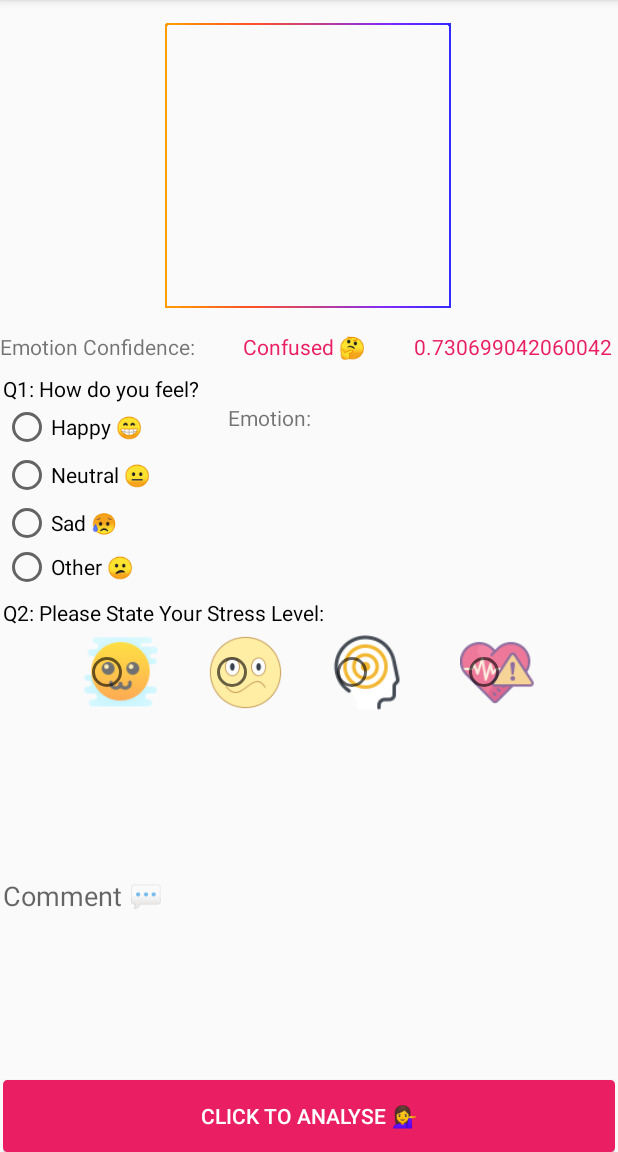
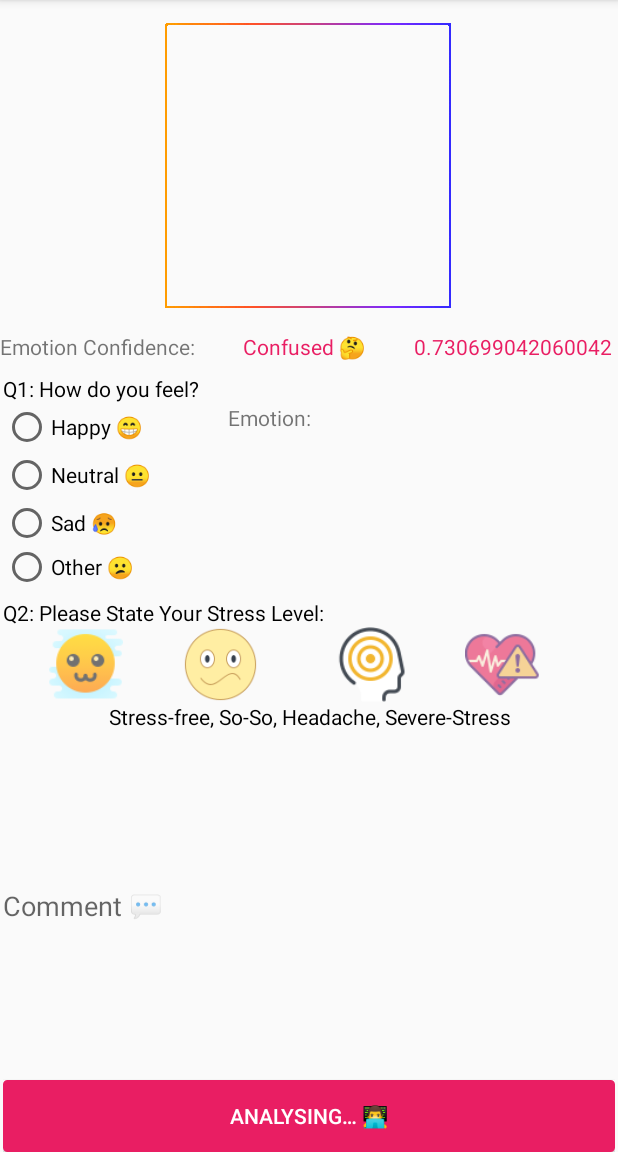
Before and after one commit to ctkqiang/Facial-Expression-MLkit-Firebase-datacollection, an Android app: the MainActivity screen opened directly, with no data from a screen before it, after a tap on "CLICK TO ANALYSE 💁‍♀", on a phone screen of 412 x 824 dp, the part 84-1236 px from its top. Run offline under Robolectric (Android 15) with nearby library versions, the phone set to English and light mode, and no system bars; our stand-ins replace Firebase (no records; nobody signed in at launch, a user with empty details on screens opened directly); libraries missing offline, so code that uses them is left out: cn.pedant, com.wonderkiln.camerakit, dmax.dialog; plain views replace CameraView; Roboto replaces fonts that are not available here; 9 statements that could not run were skipped.

Commit message:
<Camera Switch>back and front methods implemented; <UI> updated {Ripple, Freeze}; <Analyse Button> added; <AI>added;

```diff
--- a/app/src/main/AndroidManifest.xml
+++ b/app/src/main/AndroidManifest.xml
@@ -6,8 +6,10 @@
 
     <uses-permission android:name="android.permission.INTERNET" />
     <uses-permission android:name="android.permission.CAMERA" />
+
     <uses-feature android:name="android.hardware.camera" />
     <uses-feature android:name="android.hardware.camera.autofocus" />
+
     <uses-permission android:name="android.permission.WRITE_EXTERNAL_STORAGE" />
 
     <application
@@ -18,6 +20,7 @@
         android:supportsRtl="true"
         android:theme="@style/AppTheme"
         tools:ignore="AllowBackup,GoogleAppIndexingWarning">
+        <activity android:name=".pereference"></activity>
         <activity
             android:name=".Register"
             android:theme="@style/AppTheme_Fullscreen" />
@@ -30,11 +33,14 @@
             android:theme="@style/AppTheme_Fullscreen">
             <intent-filter>
                 <action android:name="android.intent.action.MAIN" />
+
                 <category android:name="android.intent.category.LAUNCHER" />
             </intent-filter>
         </activity>
+
         <meta-data
             android:name="preloaded_fonts"
             android:resource="@array/preloaded_fonts" />
     </application>
+
 </manifest>
--- a/app/src/main/java/com/johnmelodyme/facialexpressionml/MainActivity.java
+++ b/app/src/main/java/com/johnmelodyme/facialexpressionml/MainActivity.java
@@ -4,7 +4,6 @@ package com.johnmelodyme.facialexpressionml;
  *  encourage me and say that I can ,
  *  SO I do So.
  */
-
 import android.annotation.SuppressLint;
 import android.content.Intent;
 import android.graphics.Bitmap;
@@ -60,7 +59,7 @@ public class MainActivity extends AppCompatActivity {
     private RadioButton OK, SOSO, Pre_Severe, Severe, RADhappy, RADsad, RADneutral, RADother;
     private RadioGroup RG_Emotion;
     private Button Analyse;
-    TextView Emotion_result, ACCURACY, E_MOTION;
+    TextView Emotion_result, ACCURACY, E_MOTION, EMOJI;
     private EditText COMMENT;
     Thread thread;
 
@@ -86,6 +85,7 @@ public class MainActivity extends AppCompatActivity {
         Severe = findViewById(R.id.severe);
         Analyse = findViewById(R.id.analyse);
         E_MOTION = findViewById(R.id.e_motion);
+        EMOJI = findViewById(R.id.emoji);
 
         thread = new Thread() {
             @Override
@@ -170,38 +170,61 @@ public class MainActivity extends AppCompatActivity {
             @SuppressLint("SetTextI18n")
             @Override
             public void onClick(View v) {
+                String DONE, load;
+                DONE = v.getResources().getString(R.string.analyse_after_done);
+                load = v.getResources().getString(R.string.analyse_after);
+                CAMERA_VIEW.start();
+                CAMERA_VIEW.captureImage();
+                GRAPHIC_OVERLAY.clear();
+                Analyse.setText(load);
                 if (OK.isChecked()|| RADhappy.isChecked()){
                     E_MOTION.setText("Happy, Stress-Level: 0%");
+                    Analyse.setText(DONE);
                 } else if (SOSO.isChecked() || RADhappy.isChecked()){
                     E_MOTION.setText("Happy, Stress-Level: 25%");
+                    Analyse.setText(DONE);
                 } else if (Pre_Severe.isChecked() || RADhappy.isChecked()){
                     E_MOTION.setText("Happy, Stress-Level: 50%");
+                    Analyse.setText(DONE);
                 } else if (Severe.isChecked() || RADhappy.isChecked()){
                     E_MOTION.setText("Happy, Stress-Level: 100%");
+                    Analyse.setText(DONE);
                 } else if (OK.isChecked() || RADsad.isChecked()){
                     E_MOTION.setText("Sad, Stress-Level: 0%");
+                    Analyse.setText(DONE);
                 } else if (SOSO.isChecked() || RADsad.isChecked()){
                     E_MOTION.setText("Sad, Stress-Level: 25%");
+                    Analyse.setText(DONE);
                 } else if (Pre_Severe.isChecked() || RADsad.isChecked()){
                     E_MOTION.setText("Sad, Stress-Level: 50%");
+                    Analyse.setText(DONE);
                 } else if (Severe.isChecked() || RADsad.isChecked()){
                     E_MOTION.setText("Sad, Stress-Level: 100%");
+                    Analyse.setText(DONE);
                 } else if (OK.isChecked() || RADneutral.isChecked()){
                     E_MOTION.setText("Neutral, Stress-Level: 0%");
+                    Analyse.setText(DONE);
                 } else if (SOSO.isChecked() || RADneutral.isChecked()){
                     E_MOTION.setText("Neutral, Stress-Level: 25%");
+                    Analyse.setText(DONE);
                 } else if (Pre_Severe.isChecked() || RADneutral.isChecked()){
                     E_MOTION.setText("Neutral, Stress-Level: 50%");
+                    Analyse.setText(DONE);
                 } else if (Severe.isChecked() || RADneutral.isChecked()){
                     E_MOTION.setText("Neutral, Stress-Level: 100%");
+                    Analyse.setText(DONE);
                 } else if (OK.isChecked() || RADother.isChecked()){
                     E_MOTION.setText("Other, Stress-Level: 0%");
+                    Analyse.setText(DONE);
                 } else if (SOSO.isChecked() || RADother.isChecked()){
                     E_MOTION.setText("Other, Stress-Level: 25%");
+                    Analyse.setText(DONE);
                 } else if (Pre_Severe.isChecked() || RADother.isChecked()){
                     E_MOTION.setText("Other, Stress-Level: 50%");
+                    Analyse.setText(DONE);
                 } else if (Severe.isChecked() || RADother.isChecked()){
                     E_MOTION.setText("Other, Stress-Level: 100%");
+                    Analyse.setText(DONE);
                 } else {
                     Log.w(TAG, "FE" + " classification null");
                 }
--- a/app/src/main/res/layout/activity_main.xml
+++ b/app/src/main/res/layout/activity_main.xml
@@ -157,57 +157,64 @@
             app:layout_constraintStart_toStartOf="parent"
             app:layout_constraintTop_toBottomOf="@+id/RADIO_GROUP_EMOTION" />
 
+        <RadioGroup
+            android:id="@+id/buttonEMO"
+            android:layout_width="match_parent"
+            android:layout_height="wrap_content"
+            android:orientation="horizontal"
+            app:layout_constraintEnd_toEndOf="parent"
+            app:layout_constraintStart_toStartOf="parent"
+            app:layout_constraintTop_toBottomOf="@+id/StressLevel">
+
+            <RadioButton
+                android:id="@+id/ok"
+                android:layout_width="50dp"
+                android:layout_height="50dp"
+                android:layout_marginStart="30dp"
+                android:background="@mipmap/ok"
+                android:button="@android:color/transparent"
+                app:layout_constraintEnd_toStartOf="@+id/soso"
+                app:layout_constraintStart_toStartOf="parent"
+                tools:layout_editor_absoluteY="181dp" />
+
             <RadioButton
                 android:id="@+id/soso"
                 android:layout_width="50dp"
                 android:layout_height="50dp"
-            android:layout_marginTop="5dp"
+                android:layout_marginStart="40dp"
                 android:background="@mipmap/soso"
+                android:button="@android:color/transparent"
                 app:layout_constraintEnd_toStartOf="@+id/presevere"
                 app:layout_constraintStart_toEndOf="@+id/ok"
-            app:layout_constraintTop_toBottomOf="@+id/StressLevel" />
+                tools:layout_editor_absoluteY="181dp" />
+
+            <RadioButton
+                android:id="@+id/presevere"
+                android:layout_width="50dp"
+                android:layout_height="50dp"
+                android:layout_marginStart="50dp"
+                android:background="@mipmap/presevere"
+                android:button="@android:color/transparent"
+                app:layout_constraintEnd_toStartOf="@+id/severe"
+                app:layout_constraintStart_toEndOf="@+id/soso"
+                tools:layout_editor_absoluteY="181dp" />
 
             <RadioButton
                 android:id="@+id/severe"
                 android:layout_width="50dp"
                 android:layout_height="50dp"
                 android:layout_marginStart="38dp"
-            android:layout_marginTop="5dp"
-            android:layout_marginEnd="56dp"
                 android:background="@mipmap/severe"
+                android:button="@android:color/transparent"
                 app:layout_constraintEnd_toEndOf="parent"
                 app:layout_constraintStart_toEndOf="@+id/presevere"
-            app:layout_constraintTop_toBottomOf="@+id/StressLevel" />
-
-        <RadioButton
-            android:id="@+id/ok"
-            android:layout_width="50dp"
-            android:layout_height="50dp"
-            android:layout_marginStart="55dp"
-            android:layout_marginTop="5dp"
-            android:layout_marginEnd="33dp"
-            android:background="@mipmap/ok"
-            app:layout_constraintEnd_toStartOf="@+id/soso"
-            app:layout_constraintStart_toStartOf="parent"
-            app:layout_constraintTop_toBottomOf="@+id/StressLevel" />
-
-        <RadioButton
-            android:id="@+id/presevere"
-            android:layout_width="50dp"
-            android:layout_height="50dp"
-            android:layout_marginStart="30dp"
-            android:layout_marginTop="5dp"
-            android:background="@mipmap/presevere"
-            app:layout_constraintEnd_toStartOf="@+id/severe"
-            app:layout_constraintStart_toEndOf="@+id/soso"
-            app:layout_constraintTop_toBottomOf="@+id/StressLevel" />
+                tools:layout_editor_absoluteY="181dp" />
+        </RadioGroup>
 
         <EditText
             android:id="@+id/Comment"
-            android:layout_width="match_parent"
+            android:layout_width="408dp"
             android:layout_height="0dp"
-            android:layout_marginTop="60dp"
-            android:layout_marginBottom="3dp"
             android:background="@null"
             android:ems="10"
             android:hint="@string/comment"
@@ -217,10 +224,8 @@
             android:minLines="3"
             app:layout_constraintBottom_toTopOf="@+id/analyse"
             app:layout_constraintEnd_toEndOf="parent"
-            app:layout_constraintHorizontal_bias="0.0"
             app:layout_constraintStart_toStartOf="parent"
-            app:layout_constraintTop_toBottomOf="@+id/StressLevel"
-            app:layout_constraintVertical_bias="1.0" />
+            app:layout_constraintTop_toBottomOf="@+id/textView9" />
 
         <Button
             android:id="@+id/analyse"
@@ -252,5 +257,27 @@
             app:layout_constraintStart_toEndOf="@+id/RADIO_GROUP_EMOTION"
             app:layout_constraintTop_toBottomOf="@+id/question1" />
 
+        <TextView
+            android:id="@+id/textView9"
+            android:layout_width="match_parent"
+            android:layout_height="wrap_content"
+            android:text="@string/eeeee"
+            android:textAlignment="center"
+            android:textColor="@android:color/black"
+            app:layout_constraintEnd_toEndOf="parent"
+            app:layout_constraintStart_toStartOf="parent"
+            app:layout_constraintTop_toBottomOf="@+id/buttonEMO" />
+
+        <TextView
+            android:id="@+id/emoji"
+            android:layout_width="258dp"
+            android:layout_height="98dp"
+            android:lineSpacingExtra="10sp"
+            android:textAlignment="center"
+            android:textAllCaps="false"
+            app:layout_constraintEnd_toEndOf="parent"
+            app:layout_constraintStart_toEndOf="@+id/RADIO_GROUP_EMOTION"
+            app:layout_constraintTop_toBottomOf="@+id/e_motion" />
+
     </androidx.constraintlayout.widget.ConstraintLayout>
 </androidx.constraintlayout.widget.ConstraintLayout>
--- a/app/src/main/res/values/strings.xml
+++ b/app/src/main/res/values/strings.xml
@@ -2,7 +2,6 @@
     <string name="app_name">Facial Expression ML</string>
     <string name="email_h">Enter Email</string>
     <string name="password_h">Enter Password</string>
-
     <string name="register">Register</string>
     <string name="login">Login</string>
     <string name="existinguser_login">Already have an Account? Login Here.</string>
@@ -10,7 +9,6 @@
     <string name="pls">Please Enter Your Email for Reset your password</string>
     <string name="rpass">Reset Password</string>
     <string name="res">Reset</string>
-    <!-- item -->
     <string name="signout">Log Out</string>
     <string name="freeze">Freeze Camera</string>
     <string name="about">About Developer</string>
@@ -38,4 +36,5 @@
     <string name="dk">I am so clueless </string>
     <string name="other">Other 😕</string>
     <string name="ee">Emotion: </string>
+    <string name="eeeee">Stress-free,   So-So,  Headache,   Severe-Stress</string>
 </resources>
```
Also changed, not shown: app/src/main/java/com/johnmelodyme/facialexpressionml/pereference.java (added, +20 -0 lines), app/src/main/res/layout/activity_pereference.xml (added, +9 -0 lines). Lines whose indentation alone changed are shown as unchanged.
